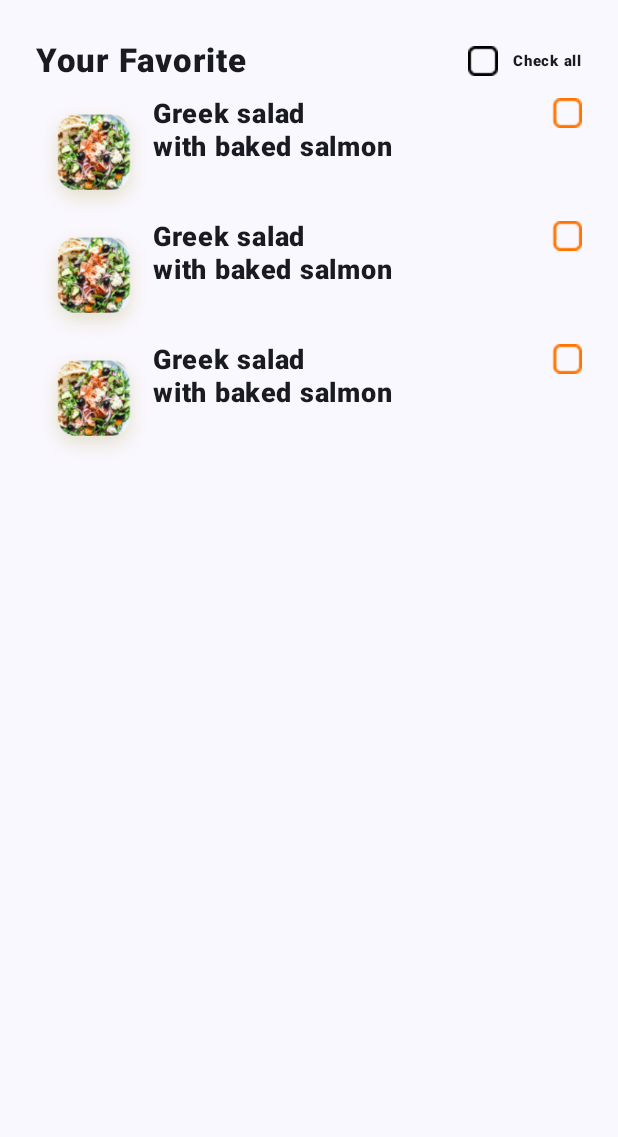
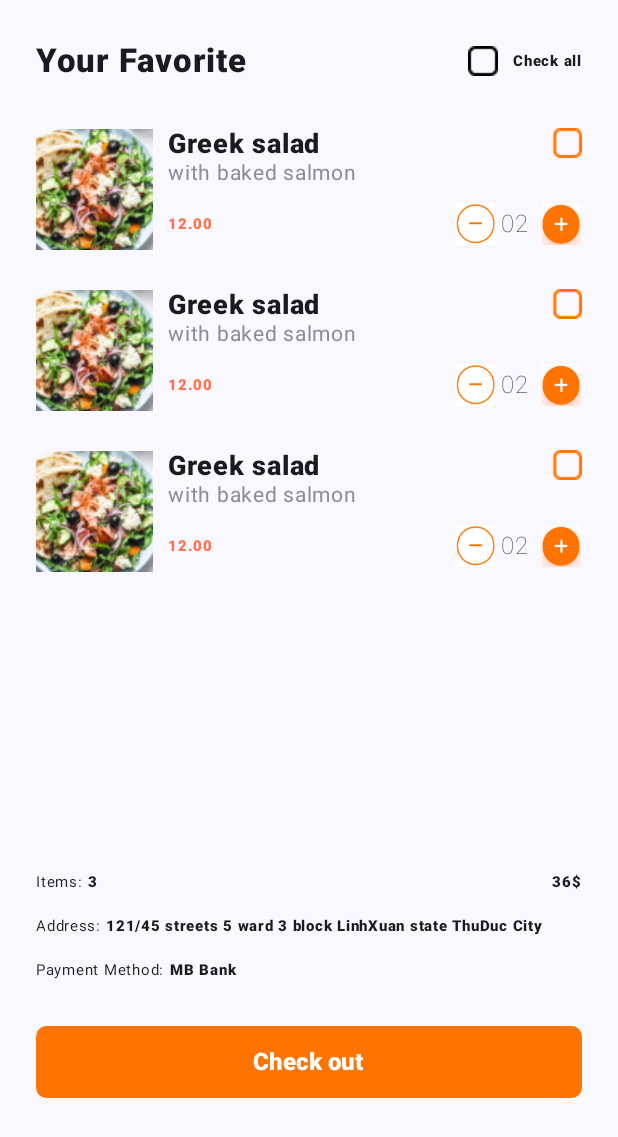
Before and after one commit to minhkhuong3108/Xuong_Kotlin, an Android app built with Jetpack Compose: the CartActivity screen opened directly, with no data from a screen before it, on a phone screen of 412 x 824 dp. Shown: the top 1137 px of the screen. Run offline under Robolectric (Android 15) with nearby library versions, the phone set to English and light mode, and no system bars.

Commit message:
xong cart

```diff
--- a/app/src/main/java/com/example/xuong_kotlin/CartActivity.kt
+++ b/app/src/main/java/com/example/xuong_kotlin/CartActivity.kt
@@ -7,6 +7,7 @@ import androidx.activity.enableEdgeToEdge
 import androidx.appcompat.app.AppCompatActivity
 import androidx.compose.foundation.Image
 import androidx.compose.foundation.layout.Arrangement
+import androidx.compose.foundation.layout.Box
 import androidx.compose.foundation.layout.Column
 import androidx.compose.foundation.layout.Row
 import androidx.compose.foundation.layout.fillMaxHeight
@@ -18,6 +19,9 @@ import androidx.compose.foundation.layout.size
 import androidx.compose.foundation.layout.width
 import androidx.compose.foundation.lazy.LazyColumn
 import androidx.compose.foundation.lazy.items
+import androidx.compose.foundation.shape.RoundedCornerShape
+import androidx.compose.material3.Button
+import androidx.compose.material3.ButtonDefaults
 import androidx.compose.material3.ExperimentalMaterial3Api
 import androidx.compose.material3.MaterialTheme
 import androidx.compose.material3.Surface
@@ -27,6 +31,7 @@ import androidx.compose.runtime.mutableStateListOf
 import androidx.compose.runtime.remember
 import androidx.compose.ui.Alignment
 import androidx.compose.ui.Modifier
+import androidx.compose.ui.graphics.Color
 import androidx.compose.ui.res.painterResource
 import androidx.compose.ui.text.font.FontWeight
 import androidx.compose.ui.tooling.preview.Preview
@@ -61,9 +66,9 @@ fun Succes() {
 
     var listItem = remember {
         mutableStateListOf(
-            Item(R.drawable.item, "Greek salad ", "with baked salmon", "12.00"),
-            Item(R.drawable.item, "Greek salad ", "with baked salmon", "12.00"),
-            Item(R.drawable.item, "Greek salad ", "with baked salmon", "12.00"),
+            Item(R.drawable.sanpham1, "Greek salad ", "with baked salmon", "12.00"),
+            Item(R.drawable.sanpham1, "Greek salad ", "with baked salmon", "12.00"),
+            Item(R.drawable.sanpham1, "Greek salad ", "with baked salmon", "12.00"),
         )
     }
     Column(
@@ -103,19 +108,34 @@ fun Succes() {
                 )
             }
         }
-        LazyColumn() {
+        LazyColumn(
+            modifier = Modifier
+                .weight(2f)
+                .padding(top = 20.dp)
+        ) {
             items(listItem) { item ->
-                Row (modifier = Modifier.fillMaxWidth().height(82.dp)) {
+                Row(
+                    modifier = Modifier
+                        .padding(bottom = 25.dp)
+                        .fillMaxWidth()
+                        .height(82.dp)
+                ) {
                     Image(
                         painter = painterResource(id = item.url), contentDescription = "",
                         modifier = Modifier
                             .width(78.dp)
                             .height(82.dp)
                     )
-                    Column (modifier = Modifier.fillMaxWidth()){
-                        Row (modifier = Modifier.fillMaxWidth(),
-                            horizontalArrangement = Arrangement.SpaceBetween){
-                            Column (){
+                    Column(
+                        modifier = Modifier
+                            .padding(start = 10.dp)
+                            .fillMaxWidth()
+                    ) {
+                        Row(
+                            modifier = Modifier.fillMaxWidth(),
+                            horizontalArrangement = Arrangement.SpaceBetween
+                        ) {
+                            Column() {
                                 Text(
                                     text = "${item.name}",
                                     fontSize = 18.sp,
@@ -124,9 +144,10 @@ fun Succes() {
                                 )
                                 Text(
                                     text = "${item.secondName}",
-                                    fontSize = 18.sp,
-                                    fontWeight = FontWeight(800),
-                                    lineHeight = 19.sp
+                                    fontSize = 14.sp,
+                                    fontWeight = FontWeight(400),
+                                    lineHeight = 16.sp,
+                                    color = Color(0xff8C8A9D)
                                 )
                             }
                             Image(
@@ -136,9 +157,121 @@ fun Succes() {
                                     .size(20.dp)
                             )
                         }
+                        Row(
+                            modifier = Modifier
+                                .padding(top = 12.dp)
+                                .fillMaxWidth(),
+                            horizontalArrangement = Arrangement.SpaceBetween,
+                            verticalAlignment = Alignment.CenterVertically
+                        ) {
+                            Text(
+                                text = "${item.price}",
+                                fontSize = 10.sp,
+                                fontWeight = FontWeight(800),
+                                lineHeight = 14.sp,
+                                color = Color(0xffFE724C)
+                            )
+                            Row (
+                                modifier = Modifier.width(85.dp),
+                                horizontalArrangement = Arrangement.SpaceBetween,
+                                verticalAlignment = Alignment.CenterVertically
+                            ){
+                                Image(
+                                    painter = painterResource(id = R.drawable.trudetail),
+                                    contentDescription = "",
+                                    modifier = Modifier.size(28.dp)
+                                )
+                                Text(
+                                    text = "02 ",
+                                    fontSize = 16.sp,
+                                    fontWeight = FontWeight(100),
+                                    lineHeight = 19.sp,
+                                )
+                                Image(
+                                    painter = painterResource(id = R.drawable.congdetail),
+                                    contentDescription = "",
+                                    modifier = Modifier.size(28.dp)
+                                )
+                            }
+                        }
                     }
                 }
             }
         }
+        Box (modifier = Modifier.weight(1f)){
+           Column {
+               Row (modifier = Modifier.padding(top=10.dp, bottom = 15.dp).fillMaxWidth(),
+                   horizontalArrangement = Arrangement.SpaceBetween){
+                   Row {
+                       Text(
+                           text = "Items: ",
+                           fontSize = 10.sp,
+                           fontWeight = FontWeight(400),
+                           lineHeight = 14.sp,
+                       )
+                       Text(
+                           text = "3",
+                           fontSize = 10.sp,
+                           fontWeight = FontWeight(800),
+                           lineHeight = 14.sp,
+                       )
+                   }
+                   Text(
+                       text = "36$",
+                       fontSize = 10.sp,
+                       fontWeight = FontWeight(800),
+                       lineHeight = 14.sp,
+                   )
+               }
+               Row(modifier = Modifier.fillMaxWidth()) {
+                   Text(
+                       text = "Address: ",
+                       fontSize = 10.sp,
+                       fontWeight = FontWeight(400),
+                       lineHeight = 14.sp,
+                   )
+                   Text(
+                       text = "121/45 streets 5 ward 3 block LinhXuan state ThuDuc City Hochiminh",
+                       fontSize = 10.sp,
+                       fontWeight = FontWeight(800),
+                       lineHeight = 14.sp,
+                       maxLines = 1
+                   )
+               }
+               Row (modifier = Modifier.padding(top=15.dp, bottom = 10.dp).fillMaxWidth()){
+                   Text(
+                       text = "Payment Method: ",
+                       fontSize = 10.sp,
+                       fontWeight = FontWeight(400),
+                       lineHeight = 14.sp,
+                   )
+                   Text(
+                       text = "MB Bank",
+                       fontSize = 10.sp,
+                       fontWeight = FontWeight(800),
+                       lineHeight = 14.sp,
+                       maxLines = 1
+                   )
+               }
+               Button(
+                   onClick = { /*TODO*/ }, modifier = Modifier
+                       .padding(top = 20.dp, bottom = 27.dp)
+                       .fillMaxWidth().height(48.dp),
+                   shape = RoundedCornerShape(7.dp),
+                   colors = ButtonDefaults.buttonColors(
+                       containerColor = Color(0xffFF7400)
+                   )
+               ) {
+                   Text(
+                       text = "Check out",
+                       fontSize = 16.sp,
+                       fontWeight = FontWeight(800),
+                       lineHeight = 18.sp,
+                       color = Color.White,
+
+                       )
+               }
+           }
+        }
     }
 }
```
Also changed, not shown: app/src/main/res/drawable/congdetail.png (added), app/src/main/res/drawable/sanpham1.png (added), app/src/main/res/drawable/trudetail.png (added).
